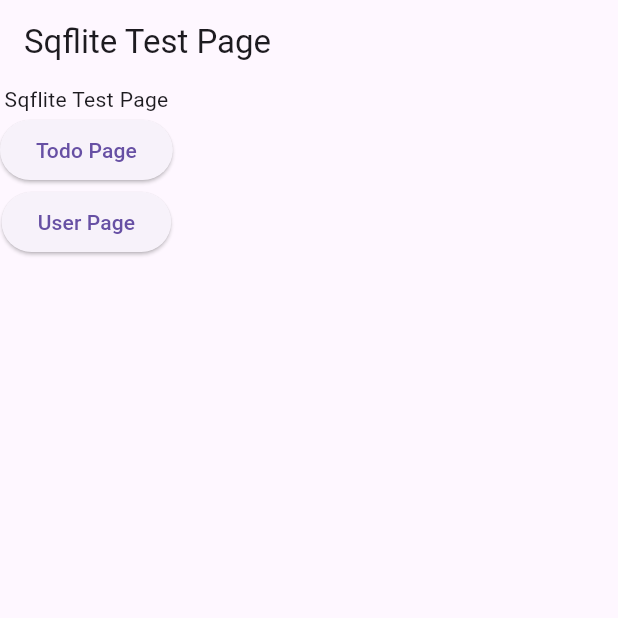
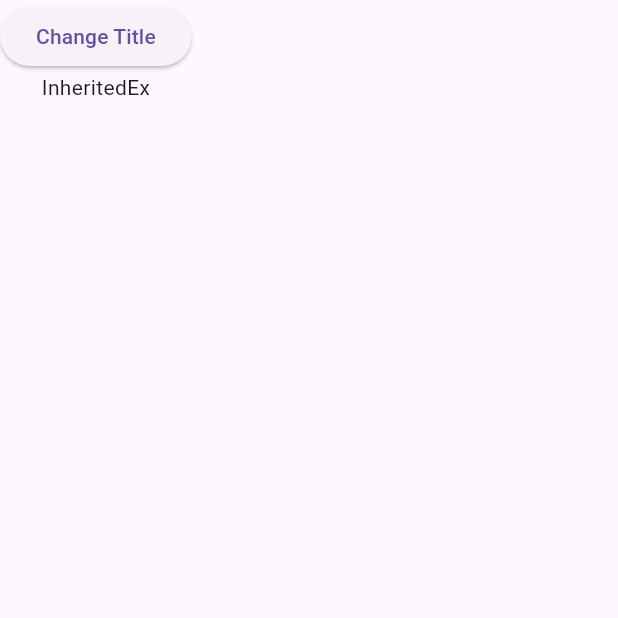
Before and after one commit to Dansot4891/ex_project, a Flutter app: the screen it shows after launch, on a phone screen of 412 x 824 dp, the top half of it. Run offline on Flutter 3.47's test engine with Material 3 defaults, Android fonts, the phone set to English and light mode, and no system bars; our stand-ins replace cached_network_image, device_info_plus, dio, flutter_cache_manager, flutter_riverpod, freezed_annotation and 12 more; missing offline and left inert: cached_video_player_plus; accounts and stored records are empty; generated files the repository leaves out were written again.

Commit message:
feat: inheritedwidget 추가

```diff
--- /dev/null
+++ b/lib/inherited_widget/inherited_ex.dart
@@ -0,0 +1,67 @@
+import 'package:flutter/material.dart';
+
+class InheritedWidgetEx extends InheritedWidget {
+  final String title;
+  const InheritedWidgetEx({
+    super.key,
+    required super.child,
+    required this.title,
+  });
+
+  @override
+  bool updateShouldNotify(InheritedWidgetEx oldWidget) {
+    return title != oldWidget.title;
+  }
+
+  /// 현재 컨텍스트에서 InheritedWidgetEx 위젯을 찾아서 반환
+  static InheritedWidgetEx of(BuildContext context) {
+    return context.dependOnInheritedWidgetOfExactType<InheritedWidgetEx>()!;
+  }
+}
+
+class InheritedEx extends StatefulWidget {
+  const InheritedEx({super.key});
+
+  @override
+  State<InheritedEx> createState() => _InheritedExState();
+}
+
+class _InheritedExState extends State<InheritedEx> {
+  String title = 'InheritedEx';
+  @override
+  Widget build(BuildContext context) {
+    debugPrint('InheritedEx build');
+    return Scaffold(
+      body: SafeArea(
+        child: InheritedWidgetEx(
+          title: title,
+          child: Column(
+            children: [
+              ElevatedButton(
+                onPressed: () {
+                  setState(() {
+                    title = 'Changed';
+                  });
+                },
+                child: Text('Change Title'),
+              ),
+              InheritedWidgetEx2(),
+            ],
+          ),
+        ),
+      ),
+    );
+  }
+}
+
+class InheritedWidgetEx2 extends StatelessWidget {
+  const InheritedWidgetEx2({super.key});
+
+  @override
+  Widget build(BuildContext context) {
+    debugPrint('InheritedWidgetEx2 build');
+    return Text(
+      context.dependOnInheritedWidgetOfExactType<InheritedWidgetEx>()!.title,
+    );
+  }
+}
--- a/lib/main.dart
+++ b/lib/main.dart
@@ -1,3 +1,4 @@
+import 'package:ex_project/inherited_widget/inherited_ex.dart';
 import 'package:ex_project/riverpod_presentation/presentation2/page/test2_page.dart';
 import 'package:ex_project/sqllite/core/db/app_db.dart';
 import 'package:ex_project/sqllite/presentation/sqflite_test_page.dart';
@@ -51,7 +52,7 @@ class _MyAppState extends State<MyApp> {
             child: child!,
           );
         },
-        home: SqfliteTestPage(),
+        home: InheritedEx(),
       ),
     );
   }
```
